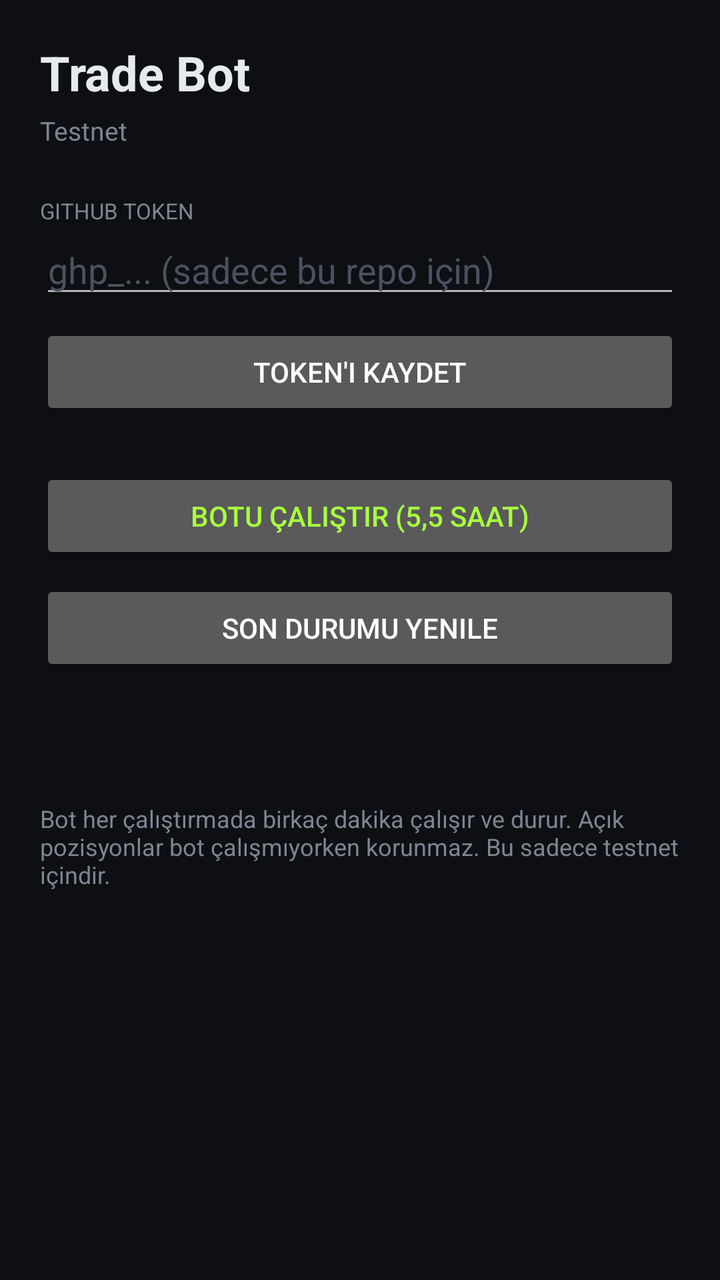
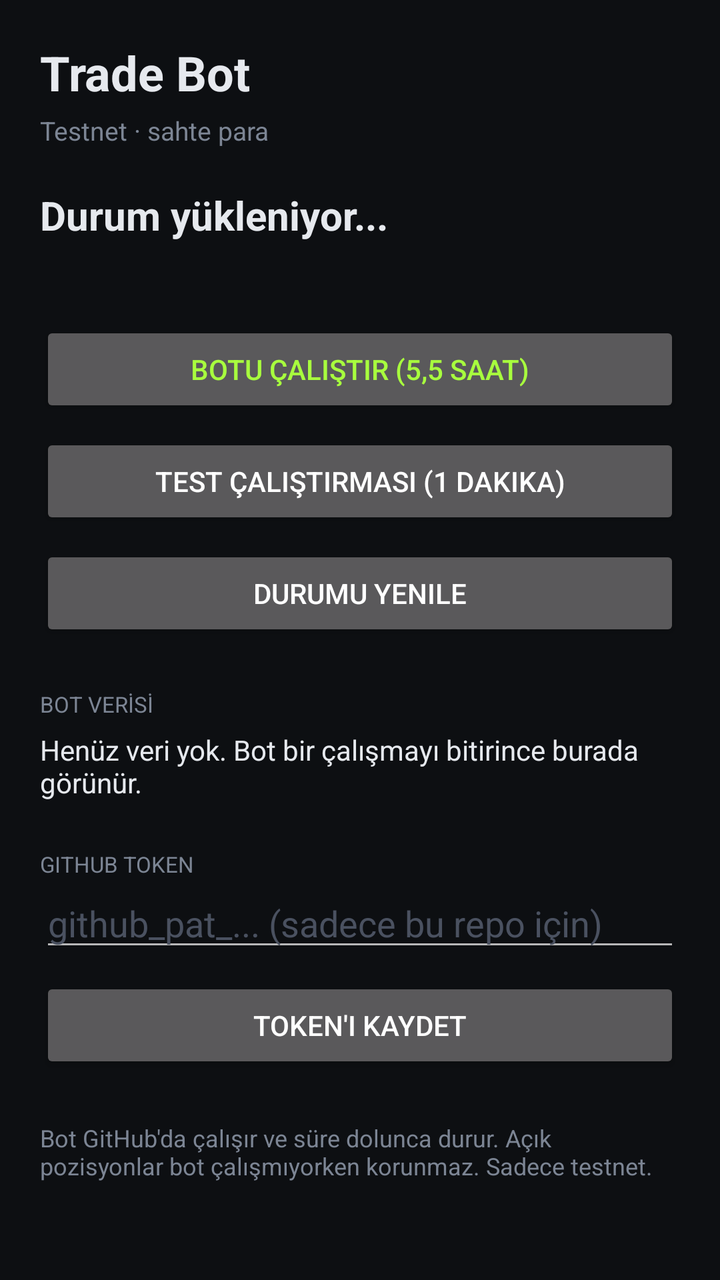

Before-and-after screenshots of an Android layout around one commit, followed by the original layout XML and the change that was made.
<!-- AndroidManifest.xml: application theme Theme.Panel -->
<!-- res/layout/activity_main.xml -->
<?xml version="1.0" encoding="utf-8"?>
<ScrollView xmlns:android="http://schemas.android.com/apk/res/android"
    android:layout_width="match_parent"
    android:layout_height="match_parent"
    android:background="#0D0F12"
    android:fillViewport="true">

    <LinearLayout
        android:layout_width="match_parent"
        android:layout_height="wrap_content"
        android:orientation="vertical"
        android:padding="20dp">

        <TextView
            android:layout_width="wrap_content"
            android:layout_height="wrap_content"
            android:text="Trade Bot"
            android:textColor="#E6E9EE"
            android:textSize="24sp"
            android:textStyle="bold" />

        <TextView
            android:id="@+id/mode"
            android:layout_width="wrap_content"
            android:layout_height="wrap_content"
            android:layout_marginTop="4dp"
            android:text="Testnet"
            android:textColor="#7C8594"
            android:textSize="13sp" />

        <TextView
            android:layout_width="wrap_content"
            android:layout_height="wrap_content"
            android:layout_marginTop="24dp"
            android:text="GITHUB TOKEN"
            android:textColor="#7C8594"
            android:textSize="11sp" />

        <EditText
            android:id="@+id/token"
            android:layout_width="match_parent"
            android:layout_height="wrap_content"
            android:hint="ghp_... (sadece bu repo için)"
            android:inputType="textPassword"
            android:textColor="#E6E9EE"
            android:textColorHint="#4A5160" />

        <Button
            android:id="@+id/saveToken"
            android:layout_width="match_parent"
            android:layout_height="wrap_content"
            android:layout_marginTop="8dp"
            android:text="Token'ı kaydet" />

        <Button
            android:id="@+id/runBot"
            android:layout_width="match_parent"
            android:layout_height="wrap_content"
            android:layout_marginTop="24dp"
            android:text="Botu çalıştır (5,5 saat)"
            android:textColor="#A8FF3E" />

        <Button
            android:id="@+id/refresh"
            android:layout_width="match_parent"
            android:layout_height="wrap_content"
            android:layout_marginTop="8dp"
            android:text="Son durumu yenile" />

        <TextView
            android:id="@+id/status"
            android:layout_width="match_parent"
            android:layout_height="wrap_content"
            android:layout_marginTop="20dp"
            android:textColor="#E6E9EE"
            android:textSize="14sp" />

        <TextView
            android:layout_width="match_parent"
            android:layout_height="wrap_content"
            android:layout_marginTop="24dp"
            android:text="Bot her çalıştırmada birkaç dakika çalışır ve durur. Açık pozisyonlar bot çalışmıyorken korunmaz. Bu sadece testnet içindir."
            android:textColor="#7C8594"
            android:textSize="12sp" />
    </LinearLayout>
</ScrollView>
<!-- resources referenced by this layout -->
<resources>
  <style name="Theme.Panel" parent="Theme.AppCompat.NoActionBar">
          <item name="android:windowBackground">#0D0F12</item>
          <item name="android:statusBarColor">#0D0F12</item>
      </style>
</resources>

<!-- the commit's change to res/layout/activity_main.xml (unified diff, before → after) -->
@@ -20,16 +20,72 @@
             android:textStyle="bold" />
 
         <TextView
-            android:id="@+id/mode"
             android:layout_width="wrap_content"
             android:layout_height="wrap_content"
             android:layout_marginTop="4dp"
-            android:text="Testnet"
+            android:text="Testnet · sahte para"
             android:textColor="#7C8594"
             android:textSize="13sp" />
 
         <TextView
-            android:layout_width="wrap_content"
+            android:id="@+id/runState"
+            android:layout_width="match_parent"
+            android:layout_height="wrap_content"
+            android:layout_marginTop="20dp"
+            android:textColor="#E6E9EE"
+            android:textSize="20sp"
+            android:textStyle="bold"
+            android:text="Durum yükleniyor..." />
+
+        <TextView
+            android:id="@+id/runDetail"
+            android:layout_width="match_parent"
+            android:layout_height="wrap_content"
+            android:layout_marginTop="6dp"
+            android:textColor="#7C8594"
+            android:textSize="13sp" />
+
+        <Button
+            android:id="@+id/runBot"
+            android:layout_width="match_parent"
+            android:layout_height="wrap_content"
+            android:layout_marginTop="16dp"
+            android:text="Botu çalıştır (5,5 saat)"
+            android:textColor="#A8FF3E" />
+
+        <Button
+            android:id="@+id/testRun"
+            android:layout_width="match_parent"
+            android:layout_height="wrap_content"
+            android:layout_marginTop="8dp"
+            android:text="Test çalıştırması (1 dakika)" />
+
+        <Button
+            android:id="@+id/refresh"
+            android:layout_width="match_parent"
+            android:layout_height="wrap_content"
+            android:layout_marginTop="8dp"
+            android:text="Durumu yenile" />
+
+        <TextView
+            android:layout_width="match_parent"
+            android:layout_height="wrap_content"
+            android:layout_marginTop="24dp"
+            android:text="BOT VERİSİ"
+            android:textColor="#7C8594"
+            android:textSize="11sp" />
+
+        <TextView
+            android:id="@+id/botData"
+            android:layout_width="match_parent"
+            android:layout_height="wrap_content"
+            android:layout_marginTop="6dp"
+            android:textColor="#E6E9EE"
+            android:textSize="14sp"
+            android:text="Henüz veri yok. Bot bir çalışmayı bitirince burada görünür." />
+
+        <TextView
+            android:layout_width="match_parent"
             android:layout_height="wrap_content"
             android:layout_marginTop="24dp"
             android:text="GITHUB TOKEN"
@@ -40,7 +96,7 @@
             android:id="@+id/token"
             android:layout_width="match_parent"
             android:layout_height="wrap_content"
-            android:hint="ghp_... (sadece bu repo için)"
+            android:hint="github_pat_... (sadece bu repo için)"
             android:inputType="textPassword"
             android:textColor="#E6E9EE"
             android:textColorHint="#4A5160" />
@@ -52,34 +108,11 @@
             android:layout_marginTop="8dp"
             android:text="Token'ı kaydet" />
 
-        <Button
-            android:id="@+id/runBot"
-            android:layout_width="match_parent"
-            android:layout_height="wrap_content"
-            android:layout_marginTop="24dp"
-            android:text="Botu çalıştır (5,5 saat)"
-            android:textColor="#A8FF3E" />
-
-        <Button
-            android:id="@+id/refresh"
-            android:layout_width="match_parent"
-            android:layout_height="wrap_content"
-            android:layout_marginTop="8dp"
-            android:text="Son durumu yenile" />
-
-        <TextView
-            android:id="@+id/status"
-            android:layout_width="match_parent"
-            android:layout_height="wrap_content"
-            android:layout_marginTop="20dp"
-            android:textColor="#E6E9EE"
-            android:textSize="14sp" />
-
         <TextView
             android:layout_width="match_parent"
             android:layout_height="wrap_content"
             android:layout_marginTop="24dp"
-            android:text="Bot her çalıştırmada birkaç dakika çalışır ve durur. Açık pozisyonlar bot çalışmıyorken korunmaz. Bu sadece testnet içindir."
+            android:text="Bot GitHub'da çalışır ve süre dolunca durur. Açık pozisyonlar bot çalışmıyorken korunmaz. Sadece testnet."
             android:textColor="#7C8594"
             android:textSize="12sp" />
     </LinearLayout>
